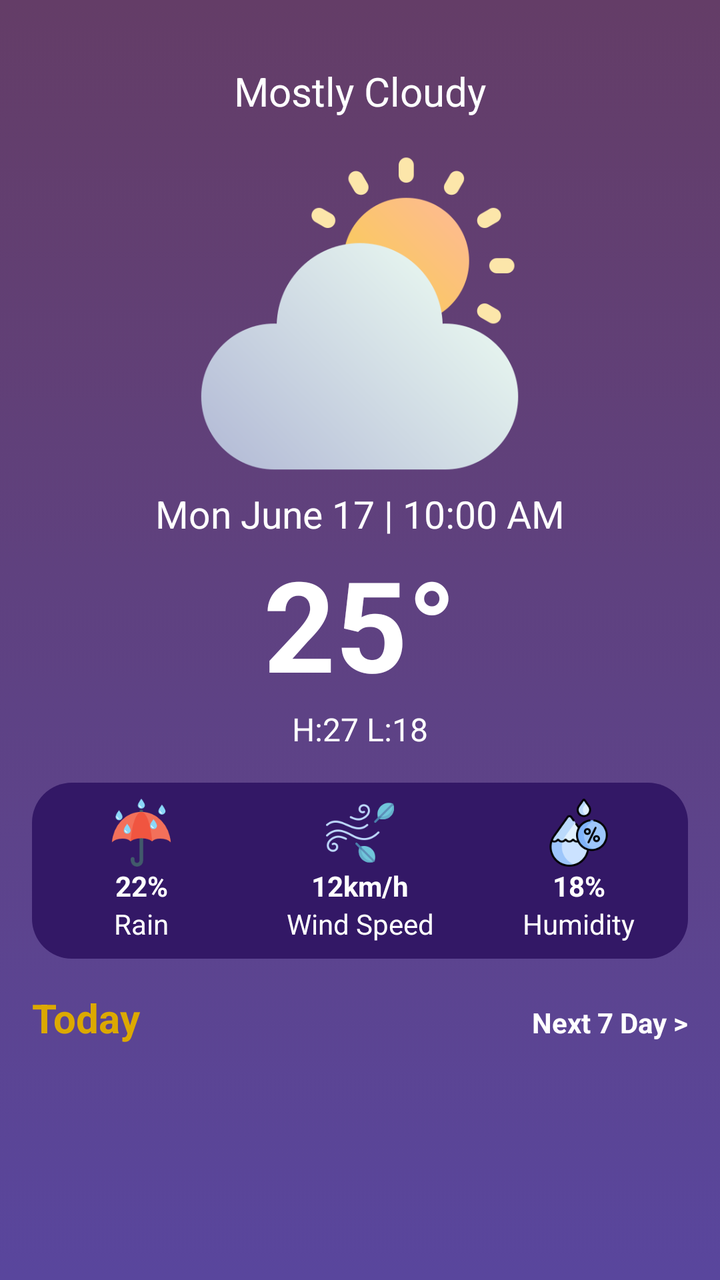
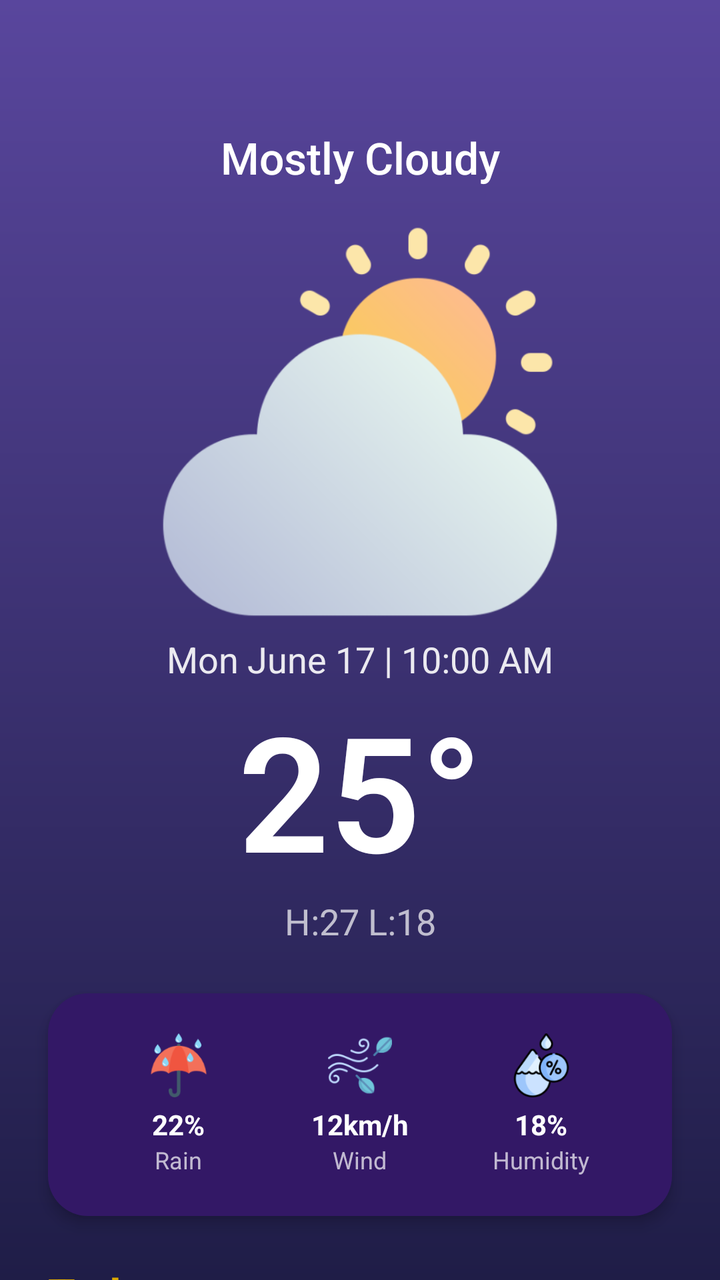

Two renders of the same Android screen: before a commit and after it. Below are the layout's source before the change and the commit's diff.
<!-- AndroidManifest.xml: application theme Theme.MyApplication1 -->
<!-- res/layout/activity_main.xml -->
<?xml version="1.0" encoding="utf-8"?>
<androidx.constraintlayout.widget.ConstraintLayout xmlns:android="http://schemas.android.com/apk/res/android"
    xmlns:app="http://schemas.android.com/apk/res-auto"
    xmlns:tools="http://schemas.android.com/tools"
    android:id="@+id/main"
    android:layout_width="match_parent"
    android:layout_height="match_parent"
    android:background="@drawable/background"
    tools:context=".MainActivity">

    <ScrollView
        android:layout_width="match_parent"
        android:layout_height="match_parent"
        app:layout_constraintBottom_toBottomOf="parent"
        app:layout_constraintEnd_toEndOf="parent"
        app:layout_constraintStart_toStartOf="parent"
        app:layout_constraintTop_toTopOf="parent">

        <LinearLayout
            android:layout_width="match_parent"
            android:layout_height="wrap_content"
            android:orientation="vertical">

            <TextView
                android:id="@+id/textView"
                android:layout_width="match_parent"
                android:layout_height="wrap_content"
                android:layout_marginTop="32dp"
                android:text="Mostly Cloudy"
                android:textAlignment="center"
                android:textColor="@color/white"
                android:textSize="20sp" />

            <ImageView
                android:id="@+id/imageView2"
                android:layout_width="wrap_content"
                android:layout_height="wrap_content"
                android:layout_gravity="center"
                android:layout_marginTop="16dp"
                app:srcCompat="@drawable/cloudy_sunny" />

            <TextView
                android:id="@+id/textView2"
                android:layout_width="match_parent"
                android:layout_height="wrap_content"
                android:layout_marginTop="8dp"
                android:text="Mon June 17 | 10:00 AM"
                android:textAlignment="center"
                android:textColor="@color/white"
                android:textSize="19sp" />

            <TextView
                android:id="@+id/textView3"
                android:layout_width="match_parent"
                android:layout_height="wrap_content"
                android:text="25°"
                android:textAlignment="center"
                android:textColor="@color/white"
                android:textSize="63sp"
                android:textStyle="bold" />

            <TextView
                android:id="@+id/textView4"
                android:layout_width="match_parent"
                android:layout_height="wrap_content"
                android:text="H:27 L:18"
                android:textAlignment="center"
                android:textColor="@color/white"
                android:textSize="16sp" />

            <LinearLayout
                android:layout_width="match_parent"
                android:layout_height="match_parent"
                android:layout_margin="16dp"
                android:background="@drawable/background2"
                android:orientation="horizontal">

                <LinearLayout
                    android:layout_width="0dp"
                    android:layout_height="match_parent"
                    android:layout_marginVertical="8dp"
                    android:layout_weight="0.333"
                    android:orientation="vertical">

                    <ImageView
                        android:id="@+id/imageView3"
                        android:layout_width="34dp"
                        android:layout_height="34dp"
                        android:layout_gravity="center"
                        app:srcCompat="@drawable/rain" />

                    <TextView
                        android:id="@+id/textView5"
                        android:layout_width="match_parent"
                        android:layout_height="wrap_content"
                        android:text="22%"
                        android:textAlignment="center"
                        android:textColor="@color/white"
                        android:textStyle="bold" />

                    <TextView
                        android:id="@+id/textView5"
                        android:layout_width="match_parent"
                        android:layout_height="wrap_content"
                        android:text="Rain"
                        android:textAlignment="center"
                        android:textColor="@color/white" />


                </LinearLayout>

                <LinearLayout
                    android:layout_width="0dp"
                    android:layout_height="match_parent"
                    android:layout_marginVertical="8dp"
                    android:layout_weight="0.333"
                    android:orientation="vertical">

                    <ImageView
                        android:id="@+id/imageView3"
                        android:layout_width="34dp"
                        android:layout_height="34dp"
                        android:layout_gravity="center"
                        app:srcCompat="@drawable/wind" />

                    <TextView
                        android:id="@+id/textView5"
                        android:layout_width="match_parent"
                        android:layout_height="wrap_content"
                        android:text="12km/h"
                        android:textAlignment="center"
                        android:textColor="@color/white"
                        android:textStyle="bold" />

                    <TextView
                        android:id="@+id/textView5"
                        android:layout_width="match_parent"
                        android:layout_height="wrap_content"
                        android:text="Wind Speed"
                        android:textAlignment="center"
                        android:textColor="@color/white" />


                </LinearLayout>

                <LinearLayout
                    android:layout_width="0dp"
                    android:layout_height="match_parent"
                    android:layout_marginVertical="8dp"
                    android:layout_weight="0.333"
                    android:orientation="vertical">

                    <ImageView
                        android:id="@+id/imageView3"
                        android:layout_width="34dp"
                        android:layout_height="34dp"
                        android:layout_gravity="center"
                        app:srcCompat="@drawable/humidity" />

                    <TextView
                        android:id="@+id/textView5"
                        android:layout_width="match_parent"
                        android:layout_height="wrap_content"
                        android:text="18%"
                        android:textAlignment="center"
                        android:textColor="@color/white"
                        android:textStyle="bold" />

                    <TextView
                        android:id="@+id/textView5"
                        android:layout_width="match_parent"
                        android:layout_height="wrap_content"
                        android:text="Humidity"
                        android:textAlignment="center"
                        android:textColor="@color/white" />


                </LinearLayout>
            </LinearLayout>

            <LinearLayout
                android:layout_width="match_parent"
                android:layout_height="match_parent"
                android:orientation="horizontal">

                <TextView
                    android:id="@+id/textView6"
                    android:layout_width="wrap_content"
                    android:layout_height="wrap_content"
                    android:layout_weight="1"
                    android:text="Today"
                    android:textColor="#DCA900"
                    android:textStyle="bold"
                    android:textSize="20sp"
                    android:layout_marginStart="16dp"/>

                <TextView
                    android:id="@+id/textView7"
                    android:layout_width="wrap_content"
                    android:layout_height="wrap_content"
                    android:layout_marginEnd="16dp"
                    android:textColor="@color/white"
                    android:textStyle="bold"
                    android:textSize="14sp"
                    android:text="Next 7 Day >"/>
            </LinearLayout>
            <androidx.recyclerview.widget.RecyclerView
                android:id="@+id/view1"
                android:layout_width="match_parent"
                android:layout_height="match_parent"
                android:clipToPadding="false"
                android:paddingStart="16dp"
                android:paddingEnd="16dp" />
        </LinearLayout>
    </ScrollView>
</androidx.constraintlayout.widget.ConstraintLayout>
<!-- resources referenced by this layout -->
<resources>
  <color name="white">#FFFFFFFF</color>
  <!-- drawable background (drawable) -->
  <?xml version="1.0" encoding="utf-8"?>
  <selector xmlns:android="http://schemas.android.com/apk/res/android">
      <item>
          <shape android:shape="rectangle">
              <gradient android:startColor="#59469D" android:endColor="#643D67" android:angle="90"/>
          </shape>
      </item>
  </selector>
  <!-- drawable background2 (drawable) -->
  <?xml version="1.0" encoding="utf-8"?>
  <selector xmlns:android="http://schemas.android.com/apk/res/android">
      <item>
          <shape android:shape="rectangle">
              <solid android:color="#331866"/>
              <corners android:radius="20dp"/>
          </shape>
      </item>
  </selector>
  <!-- drawable cloudy_sunny: png bitmap (drawable-hdpi, 20693 bytes) -->
  <!-- drawable humidity: png bitmap (drawable-hdpi, 3824 bytes) -->
  <!-- drawable rain: png bitmap (drawable-hdpi, 2768 bytes) -->
  <!-- drawable wind: png bitmap (drawable-hdpi, 3272 bytes) -->
  <style name="Theme.MyApplication1" parent="Base.Theme.MyApplication1" />
  <style name="Base.Theme.MyApplication1" parent="Theme.Material3.DayNight.NoActionBar">
          
          
      </style>
</resources>

<!-- the commit's change to res/layout/activity_main.xml (unified diff, before → after) -->
@@ -11,203 +11,170 @@
     <ScrollView
         android:layout_width="match_parent"
         android:layout_height="match_parent"
-        app:layout_constraintBottom_toBottomOf="parent"
-        app:layout_constraintEnd_toEndOf="parent"
-        app:layout_constraintStart_toStartOf="parent"
-        app:layout_constraintTop_toTopOf="parent">
+        android:fillViewport="true"
+        android:scrollbars="none">
 
         <LinearLayout
             android:layout_width="match_parent"
             android:layout_height="wrap_content"
-            android:orientation="vertical">
+            android:orientation="vertical"
+            android:paddingBottom="32dp">
 
             <TextView
-                android:id="@+id/textView"
+                android:id="@+id/statusTxt"
+                style="@style/WeatherTitle"
                 android:layout_width="match_parent"
                 android:layout_height="wrap_content"
-                android:layout_marginTop="32dp"
+                android:layout_marginTop="64dp"
                 android:text="Mostly Cloudy"
-                android:textAlignment="center"
-                android:textColor="@color/white"
-                android:textSize="20sp" />
+                android:textAlignment="center" />
 
             <ImageView
-                android:id="@+id/imageView2"
-                android:layout_width="wrap_content"
-                android:layout_height="wrap_content"
+                android:id="@+id/mainIcon"
+                android:layout_width="200dp"
+                android:layout_height="200dp"
                 android:layout_gravity="center"
                 android:layout_marginTop="16dp"
                 app:srcCompat="@drawable/cloudy_sunny" />
 
             <TextView
-                android:id="@+id/textView2"
+                android:id="@+id/dateTxt"
                 android:layout_width="match_parent"
                 android:layout_height="wrap_content"
                 android:layout_marginTop="8dp"
                 android:text="Mon June 17 | 10:00 AM"
                 android:textAlignment="center"
                 android:textColor="@color/white"
-                android:textSize="19sp" />
+                android:textSize="18sp"
+                android:alpha="0.9"/>
 
             <TextView
-                android:id="@+id/textView3"
+                android:id="@+id/tempTxt"
+                style="@style/MainTempDisplay"
                 android:layout_width="match_parent"
                 android:layout_height="wrap_content"
                 android:text="25°"
-                android:textAlignment="center"
-                android:textColor="@color/white"
-                android:textSize="63sp"
-                android:textStyle="bold" />
+                android:textAlignment="center" />
 
             <TextView
-                android:id="@+id/textView4"
+                android:id="@+id/highLowTxt"
                 android:layout_width="match_parent"
                 android:layout_height="wrap_content"
                 android:text="H:27 L:18"
                 android:textAlignment="center"
                 android:textColor="@color/white"
-                android:textSize="16sp" />
+                android:textSize="18sp"
+                android:alpha="0.7"/>
 
             <LinearLayout
                 android:layout_width="match_parent"
-                android:layout_height="match_parent"
-                android:layout_margin="16dp"
+                android:layout_height="wrap_content"
+                android:layout_margin="24dp"
                 android:background="@drawable/background2"
-                android:orientation="horizontal">
+                android:orientation="horizontal"
+                android:padding="20dp"
+                android:elevation="4dp">
 
                 <LinearLayout
                     android:layout_width="0dp"
-                    android:layout_height="match_parent"
-                    android:layout_marginVertical="8dp"
-                    android:layout_weight="0.333"
-                    android:orientation="vertical">
-
+                    android:layout_height="wrap_content"
+                    android:layout_weight="1"
+                    android:orientation="vertical"
+                    android:gravity="center">
                     <ImageView
-                        android:id="@+id/imageView3"
-                        android:layout_width="34dp"
-                        android:layout_height="34dp"
-                        android:layout_gravity="center"
+                        android:layout_width="32dp"
+                        android:layout_height="32dp"
                         app:srcCompat="@drawable/rain" />
-
                     <TextView
-                        android:id="@+id/textView5"
-                        android:layout_width="match_parent"
+                        style="@style/StatValue"
+                        android:layout_width="wrap_content"
                         android:layout_height="wrap_content"
-                        android:text="22%"
-                        android:textAlignment="center"
-                        android:textColor="@color/white"
-                        android:textStyle="bold" />
-
+                        android:layout_marginTop="4dp"
+                        android:text="22%" />
                     <TextView
-                        android:id="@+id/textView5"
-                        android:layout_width="match_parent"
+                        style="@style/StatLabel"
+                        android:layout_width="wrap_content"
                         android:layout_height="wrap_content"
-                        android:text="Rain"
-                        android:textAlignment="center"
-                        android:textColor="@color/white" />
-
-
+                        android:text="Rain" />
                 </LinearLayout>
 
                 <LinearLayout
                     android:layout_width="0dp"
-                    android:layout_height="match_parent"
-                    android:layout_marginVertical="8dp"
-                    android:layout_weight="0.333"
-                    android:orientation="vertical">
-
+                    android:layout_height="wrap_content"
+                    android:layout_weight="1"
+                    android:orientation="vertical"
+                    android:gravity="center">
                     <ImageView
-                        android:id="@+id/imageView3"
-                        android:layout_width="34dp"
-                        android:layout_height="34dp"
-                        android:layout_gravity="center"
+                        android:layout_width="32dp"
+                        android:layout_height="32dp"
                         app:srcCompat="@drawable/wind" />
-
                     <TextView
-                        android:id="@+id/textView5"
-                        android:layout_width="match_parent"
+                        style="@style/StatValue"
+                        android:layout_width="wrap_content"
                         android:layout_height="wrap_content"
-                        android:text="12km/h"
-                        android:textAlignment="center"
-                        android:textColor="@color/white"
-                        android:textStyle="bold" />
-
+                        android:layout_marginTop="4dp"
+                        android:text="12km/h" />
                     <TextView
-                        android:id="@+id/textView5"
-                        android:layout_width="match_parent"
+                        style="@style/StatLabel"
+                        android:layout_width="wrap_content"
                         android:layout_height="wrap_content"
-                        android:text="Wind Speed"
-                        android:textAlignment="center"
-                        android:textColor="@color/white" />
-
-
+                        android:text="Wind" />
                 </LinearLayout>
 
                 <LinearLayout
                     android:layout_width="0dp"
-                    android:layout_height="match_parent"
-                    android:layout_marginVertical="8dp"
-                    android:layout_weight="0.333"
-                    android:orientation="vertical">
-
+                    android:layout_height="wrap_content"
+                    android:layout_weight="1"
+                    android:orientation="vertical"
+                    android:gravity="center">
                     <ImageView
-                        android:id="@+id/imageView3"
-                        android:layout_width="34dp"
-                        android:layout_height="34dp"
-                        android:layout_gravity="center"
+                        android:layout_width="32dp"
+                        android:layout_height="32dp"
                         app:srcCompat="@drawable/humidity" />
-
                     <TextView
-                        android:id="@+id/textView5"
-                        android:layout_width="match_parent"
+                        style="@style/StatValue"
+                        android:layout_width="wrap_content"
                         android:layout_height="wrap_content"
-                        android:text="18%"
-                        android:textAlignment="center"
-                        android:textColor="@color/white"
-                        android:textStyle="bold" />
-
+                        android:layout_marginTop="4dp"
+                        android:text="18%" />
                     <TextView
-                        android:id="@+id/textView5"
-                        android:layout_width="match_parent"
+                        style="@style/StatLabel"
+                        android:layout_width="wrap_content"
                         android:layout_height="wrap_content"
-                        android:text="Humidity"
-                        android:textAlignment="center"
-                        android:textColor="@color/white" />
-
-
+                        android:text="Humidity" />
                 </LinearLayout>
             </LinearLayout>
 
-            <LinearLayout
+            <RelativeLayout
                 android:layout_width="match_parent"
-                android:layout_height="match_parent"
-                android:orientation="horizontal">
-
+                android:layout_height="wrap_content"
+                android:layout_marginHorizontal="24dp"
+                android:layout_marginBottom="12dp">
                 <TextView
-                    android:id="@+id/textView6"
                     android:layout_width="wrap_content"
                     android:layout_height="wrap_content"
-                    android:layout_weight="1"
                     android:text="Today"
-                    android:textColor="#DCA900"
+                    android:textColor="@color/accent"
                     android:textStyle="bold"
-                    android:textSize="20sp"
-                    android:layout_marginStart="16dp"/>
-
+                    android:textSize="22sp"
+                    android:layout_alignParentStart="true"/>
                 <TextView
                     android:id="@+id/textView7"
                     android:layout_width="wrap_content"
                     android:layout_height="wrap_content"
-                    android:layout_marginEnd="16dp"
+                    android:text="Next 7 Days >"
                     android:textColor="@color/white"
                     android:textStyle="bold"
-                    android:textSize="14sp"
-                    android:text="Next 7 Day >"/>
-            </LinearLayout>
+                    android:textSize="15sp"
+                    android:layout_alignParentEnd="true"
+                    android:layout_centerVertical="true"
+                    android:alpha="0.9"/>
+            </RelativeLayout>
+
             <androidx.recyclerview.widget.RecyclerView
                 android:id="@+id/view1"
                 android:layout_width="match_parent"
-                android:layout_height="match_parent"
+                android:layout_height="wrap_content"
                 android:clipToPadding="false"
                 android:paddingStart="16dp"
                 android:paddingEnd="16dp" />
<!-- resource entries referenced after the edit -->
@@ -1,33 +1,54 @@
 <!-- resources referenced by this layout -->
 <resources>
+  <color name="accent">#DCA900</color>
   <color name="white">#FFFFFFFF</color>
   <!-- drawable background (drawable) -->
   <?xml version="1.0" encoding="utf-8"?>
-  <selector xmlns:android="http://schemas.android.com/apk/res/android">
-      <item>
-          <shape android:shape="rectangle">
-              <gradient android:startColor="#59469D" android:endColor="#643D67" android:angle="90"/>
-          </shape>
-      </item>
-  </selector>
+  <shape xmlns:android="http://schemas.android.com/apk/res/android">
+      <gradient
+          android:angle="270"
+          android:endColor="@color/secondary_bg"
+          android:startColor="@color/primary_bg" />
+  </shape>
   <!-- drawable background2 (drawable) -->
   <?xml version="1.0" encoding="utf-8"?>
-  <selector xmlns:android="http://schemas.android.com/apk/res/android">
-      <item>
-          <shape android:shape="rectangle">
-              <solid android:color="#331866"/>
-              <corners android:radius="20dp"/>
-          </shape>
-      </item>
-  </selector>
+  <shape xmlns:android="http://schemas.android.com/apk/res/android"
+      android:shape="rectangle">
+      <solid android:color="@color/card_bg"/>
+      <corners android:radius="20dp"/>
+  </shape>
   <!-- drawable cloudy_sunny: png bitmap (drawable-hdpi, 20693 bytes) -->
   <!-- drawable humidity: png bitmap (drawable-hdpi, 3824 bytes) -->
   <!-- drawable rain: png bitmap (drawable-hdpi, 2768 bytes) -->
   <!-- drawable wind: png bitmap (drawable-hdpi, 3272 bytes) -->
+  <style name="MainTempDisplay">
+          <item name="android:textColor">@color/white</item>
+          <item name="android:textSize">80sp</item>
+          <item name="android:fontFamily">sans-serif-light</item>
+          <item name="android:textStyle">bold</item>
+      </style>
+  <style name="StatLabel">
+          <item name="android:textColor">@color/white</item>
+          <item name="android:textSize">12sp</item>
+          <item name="android:alpha">0.7</item>
+      </style>
+  <style name="StatValue">
+          <item name="android:textColor">@color/white</item>
+          <item name="android:textStyle">bold</item>
+          <item name="android:textSize">14sp</item>
+      </style>
+  <style name="WeatherTitle">
+          <item name="android:textColor">@color/white</item>
+          <item name="android:textSize">22sp</item>
+          <item name="android:fontFamily">sans-serif-medium</item>
+      </style>
   <style name="Theme.MyApplication1" parent="Base.Theme.MyApplication1" />
+  <color name="secondary_bg">#1F1D47</color>
+  <color name="primary_bg">#59469D</color>
+  <color name="card_bg">#331866</color>
   <style name="Base.Theme.MyApplication1" parent="Theme.Material3.DayNight.NoActionBar">
-          
-          
+          <item name="android:statusBarColor">@color/primary_bg</item>
+          <item name="android:windowLightStatusBar" tools:targetApi="m">false</item>
       </style>
 </resources>
 
